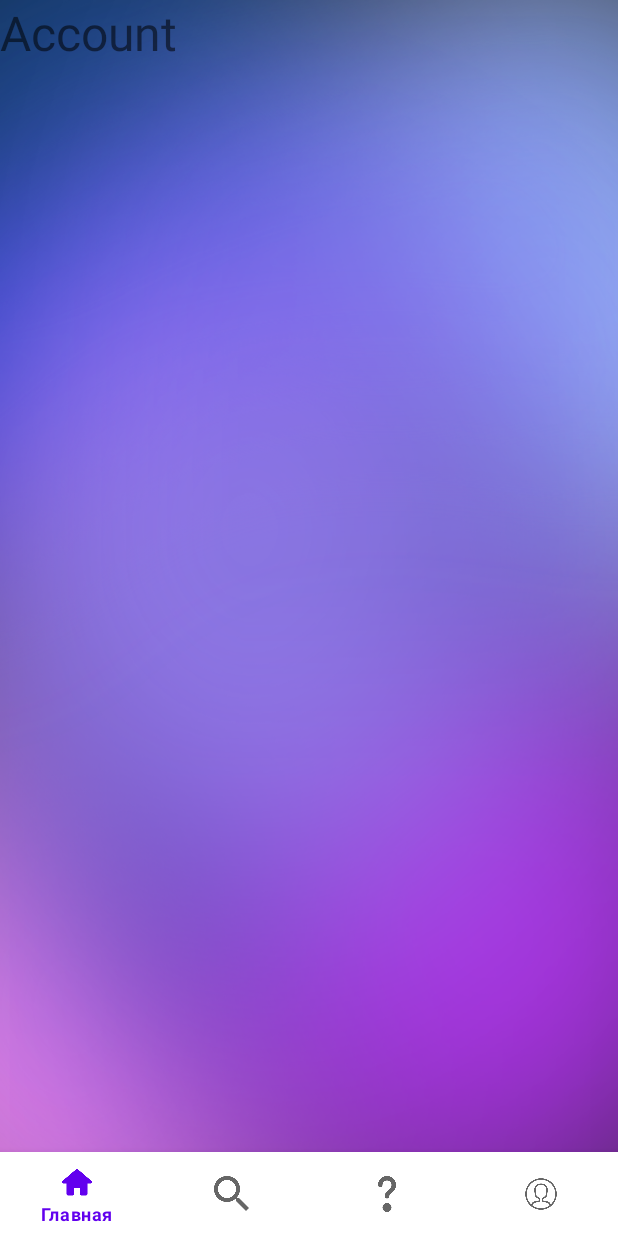
After one commit to RussiaFPS/tourist, an Android app: the fragment Account placed in its activity, on a phone screen of 412 x 824 dp. The commit adds this screen. Run offline under Robolectric (Android 15) with nearby library versions, the phone set to English and light mode, and no system bars; our stand-ins replace Firebase (no records; nobody signed in at launch, a user with empty details on screens opened directly).

```diff
--- /dev/null
+++ b/app/src/main/java/ru/mirea/tourist/Account.java
@@ -0,0 +1,64 @@
+package ru.mirea.tourist;
+
+import android.os.Bundle;
+
+import androidx.fragment.app.Fragment;
+
+import android.view.LayoutInflater;
+import android.view.View;
+import android.view.ViewGroup;
+
+/**
+ * A simple {@link Fragment} subclass.
+ * Use the {@link Account#newInstance} factory method to
+ * create an instance of this fragment.
+ */
+public class Account extends Fragment {
+
+    // TODO: Rename parameter arguments, choose names that match
+    // the fragment initialization parameters, e.g. ARG_ITEM_NUMBER
+    private static final String ARG_PARAM1 = "param1";
+    private static final String ARG_PARAM2 = "param2";
+
+    // TODO: Rename and change types of parameters
+    private String mParam1;
+    private String mParam2;
+
+    public Account() {
+        // Required empty public constructor
+    }
+
+    /**
+     * Use this factory method to create a new instance of
+     * this fragment using the provided parameters.
+     *
+     * @param param1 Parameter 1.
+     * @param param2 Parameter 2.
+     * @return A new instance of fragment Account.
+     */
+    // TODO: Rename and change types and number of parameters
+    public static Account newInstance(String param1, String param2) {
+        Account fragment = new Account();
+        Bundle args = new Bundle();
+        args.putString(ARG_PARAM1, param1);
+        args.putString(ARG_PARAM2, param2);
+        fragment.setArguments(args);
+        return fragment;
+    }
+
+    @Override
+    public void onCreate(Bundle savedInstanceState) {
+        super.onCreate(savedInstanceState);
+        if (getArguments() != null) {
+            mParam1 = getArguments().getString(ARG_PARAM1);
+            mParam2 = getArguments().getString(ARG_PARAM2);
+        }
+    }
+
+    @Override
+    public View onCreateView(LayoutInflater inflater, ViewGroup container,
+                             Bundle savedInstanceState) {
+        // Inflate the layout for this fragment
+        return inflater.inflate(R.layout.fragment_account, container, false);
+    }
+}
--- a/app/src/main/java/ru/mirea/tourist/Model/Users.java
+++ b/app/src/main/java/ru/mirea/tourist/Model/Users.java
@@ -1,6 +1,7 @@
 package ru.mirea.tourist.Model;
 
 public class Users {
+    public static boolean isUserAuthorized;
     private String login,pass;
 
     public Users(){
--- /dev/null
+++ b/app/src/main/res/layout/fragment_account.xml
@@ -0,0 +1,15 @@
+<?xml version="1.0" encoding="utf-8"?>
+<FrameLayout xmlns:android="http://schemas.android.com/apk/res/android"
+    xmlns:tools="http://schemas.android.com/tools"
+    android:layout_width="match_parent"
+    android:layout_height="match_parent"
+    tools:context=".Account">
+
+    <!-- TODO: Update blank fragment layout -->
+    <TextView
+        android:layout_width="match_parent"
+        android:layout_height="match_parent"
+        android:text="Account"
+        android:textSize="32sp"/>
+
+</FrameLayout>
```
Also changed, not shown: app/src/main/java/ru/mirea/tourist/MainActivity.java (+10 -2 lines), app/src/main/java/ru/mirea/tourist/Profile.java (+7 -0 lines), app/src/main/java/ru/mirea/tourist/Prevalent/Prevalent.java (line endings or trailing spaces).
